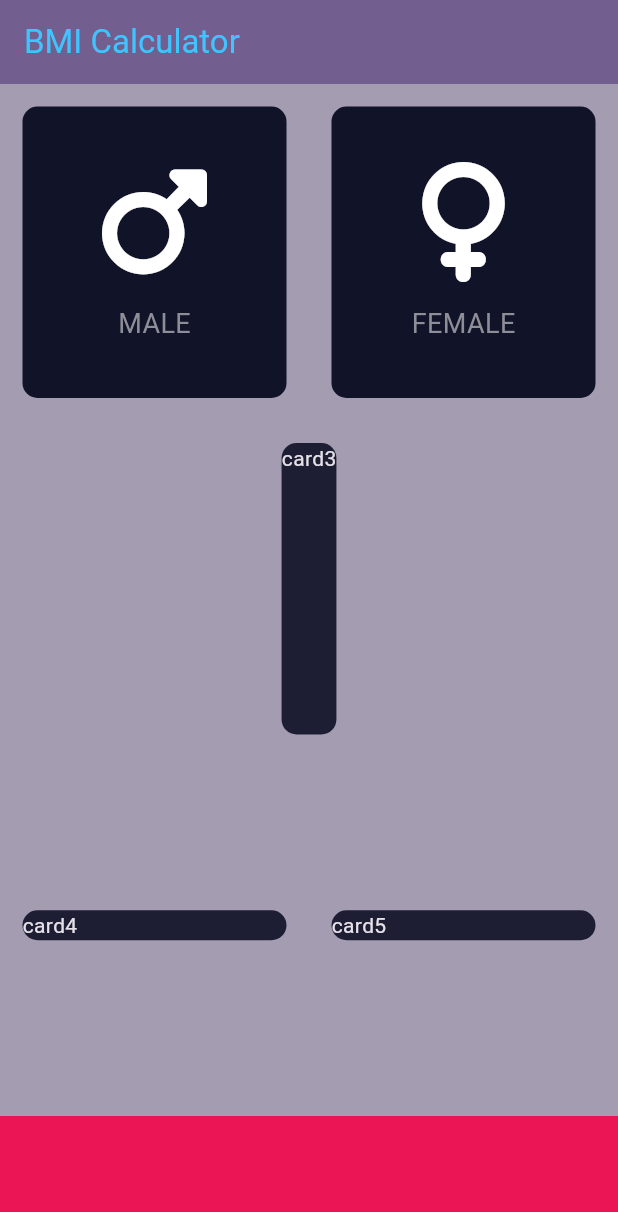
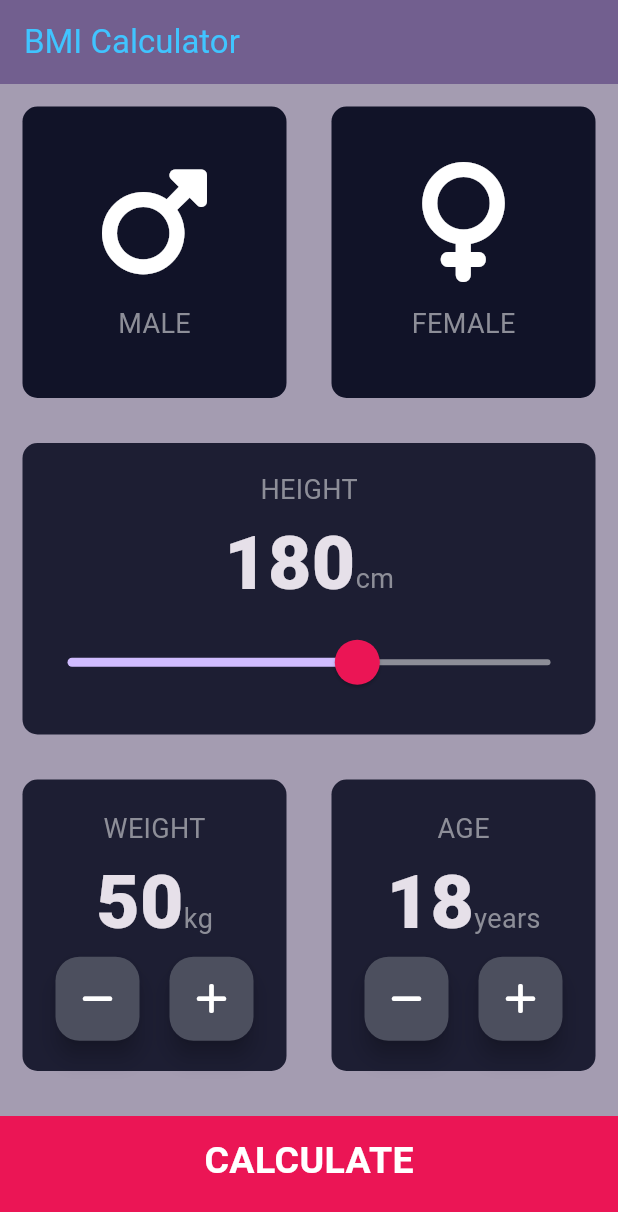
Before and after one commit to Barkotullah02/calculate_bmi_flutter_app, a Flutter app: the screen it shows after launch, on a phone screen of 412 x 824 dp. Shown: the top 1212 px of the screen. Run offline on Flutter 3.47's test engine with Material 3 defaults, Android fonts, the phone set to English and light mode, and no system bars; our stand-ins replace font_awesome_flutter.

Commit message:
added full repository

```diff
--- a/lib/common_container.dart
+++ /dev/null
@@ -1,24 +0,0 @@
-import 'package:flutter/material.dart';
-
-
-class CommonContainer extends StatelessWidget {
-  CommonContainer({required this.child, required this.color});
-  final Widget child;
-  final color;
-
-  @override
-  Widget build(BuildContext context) {
-    return
-      Expanded(
-        child: Container(
-          margin: const EdgeInsets.all(15.0),
-          decoration: BoxDecoration(
-            color: color,
-            borderRadius: BorderRadius.circular(10.0),
-          ),
-          child: this.child,
-        ),
-      )
-    ;
-  }
-}
--- a/lib/Reusable_icons.dart
+++ b/lib/components/Reusable_icons.dart
@@ -1,6 +1,8 @@
 import 'package:flutter/material.dart';
+import '../constants.dart';
+
 class ReusableIcons extends StatelessWidget {
-  ReusableIcons({required this.icon, required this.label});
+  const ReusableIcons({super.key, required this.icon, required this.label});
   final IconData icon;
   final String label;
   @override
@@ -12,19 +14,14 @@ class ReusableIcons extends StatelessWidget {
           icon,
           size: 80.0,
         ),
-        SizedBox(
+        const SizedBox(
           height: 15.0,
         ),
         Text(
           label,
-          style: TextStyle(
-            fontSize: 18,
-            color: Color(0xFF8D8E98),
-          ),
+          style: klabelTextStyle,
         ),
-
       ],
-    )
-    ;
+    );
   }
 }
--- /dev/null
+++ b/lib/components/common_container.dart
@@ -0,0 +1,21 @@
+import 'package:flutter/material.dart';
+
+class CommonContainer extends StatelessWidget {
+  CommonContainer({required this.child, required this.color});
+  final Widget child;
+  final color;
+
+  @override
+  Widget build(BuildContext context) {
+    return Expanded(
+      child: Container(
+        margin: const EdgeInsets.all(15.0),
+        decoration: BoxDecoration(
+          color: color,
+          borderRadius: BorderRadius.circular(10.0),
+        ),
+        child: this.child,
+      ),
+    );
+  }
+}
--- /dev/null
+++ b/lib/constants.dart
@@ -0,0 +1,30 @@
+import 'package:flutter/material.dart';
+
+const kbtmContainerHeight = 80.0;
+const kbtmBarColor = Color(0xFFEB1555);
+const kcardColor = Color(0xFF1D1E33);
+const kinactiveCardColor = Color(0xFF111328);
+const klabelTextStyle = TextStyle(
+  fontSize: 18,
+  color: Color(0xFF8D8E98),
+);
+
+const knumberStyle = TextStyle(
+  fontSize: 50.0,
+  fontWeight: FontWeight.w900,
+);
+const klargeBtntxtStyle = TextStyle(
+  fontSize: 25,
+  color: Colors.white,
+  fontWeight: FontWeight.bold,
+);
+const kresultTxtStyle = TextStyle(
+  color: Color(0xFF24D876),
+  fontWeight: FontWeight.bold,
+  fontSize: 22.0,
+);
+const kbmiTxtStyle = TextStyle(
+  fontSize: 100.0,
+  fontWeight: FontWeight.bold,
+  color: Colors.white70,
+);
--- a/lib/input_page.dart
+++ /dev/null
@@ -1,121 +0,0 @@
-import 'package:flutter/material.dart';
-import 'package:font_awesome_flutter/font_awesome_flutter.dart';
-import 'package:calculate_bmi/Reusable_icons.dart';
-import 'package:calculate_bmi/common_container.dart';
-
-
-const btmContainerHeight = 80.0;
-const btmBarColor = Color(0xFFEB1555);
-const cardColor = Color(0xFF1D1E33);
-const inactiveCardColor = Color(0xFF111328);
-
-enum Gender{
-  male,
-  female,
-}
-
-
-class InputPage extends StatefulWidget {
-  const InputPage({super.key});
-
-  @override
-  State<InputPage> createState() => _InputPageState();
-}
-
-class _InputPageState extends State<InputPage> {
-
-  Color maleCardColor = inactiveCardColor;
-  Color femaleCardColor = inactiveCardColor;
-  void updateColor(Gender selectedGender){
-    if(selectedGender == Gender.male){
-      maleCardColor = cardColor;
-      femaleCardColor = inactiveCardColor;
-    }
-    if(selectedGender == Gender.female){
-      femaleCardColor = cardColor;
-      maleCardColor = inactiveCardColor;
-    }
-  }
-  @override
-  Widget build(BuildContext context) {
-    return Scaffold(
-      appBar: AppBar(
-        backgroundColor: const Color.fromARGB(100, 38, 2, 92),
-        title: const Text(
-          "BMI Calculator",
-          style: TextStyle(
-            color: Colors.lightBlueAccent,
-          ),
-        ),
-      ),
-      body: Column(
-          children: [
-            Expanded(
-              child: Row(
-                  children: [
-                    Expanded(
-                      child: Expanded(
-                        child: GestureDetector(
-                          onTap: (){
-                            setState(() {
-                              updateColor(Gender.male);
-                            });
-                          },
-                          child: CommonContainer(
-                            color: maleCardColor,
-                            child: ReusableIcons(
-                                icon: FontAwesomeIcons.mars,
-                                label: "MALE",
-                            ),
-                          ),
-                        ),
-                      ),
-                    ),
-                    Expanded(
-                      child: GestureDetector(
-                        onTap: (){
-                          setState(() {
-                            updateColor(Gender.female);
-                          });
-                        },
-                        child: CommonContainer(
-                          color: femaleCardColor,
-                          child: ReusableIcons(
-                              icon: FontAwesomeIcons.venus,
-                              label: 'FEMALE',
-                          ),
-                        ),
-                      ),
-                    ),
-                  ]
-              ),
-            ),
-            CommonContainer(
-              color: cardColor,
-              child: Text("card3"),
-            ),
-            Expanded(
-              child: Row(
-                  children: [
-                    CommonContainer(
-                      color: cardColor,
-                      child: Text("card4"),
-                    ),
-                    CommonContainer(
-                      color: cardColor,
-                      child: Text("card5"),
-                    ),
-                  ]
-              ),
-            ),
-            Container(
-              color: btmBarColor,
-              margin: const EdgeInsets.only(top: 15),
-              width: double.infinity,
-              height: btmContainerHeight,
-            ),
-          ]
-      ),
-    );
-  }
-}
--- a/lib/main.dart
+++ b/lib/main.dart
@@ -1,18 +1,24 @@
 import 'package:flutter/material.dart';
-import 'package:calculate_bmi/input_page.dart';
+import 'package:calculate_bmi/screens/input_page.dart';
+import 'screens/result_page.dart';
 
 void main() {
-  runApp( BmiCalculator());
+  runApp(BmiCalculator());
 }
 
-class BmiCalculator  extends StatelessWidget{
+class BmiCalculator extends StatelessWidget {
+
   @override
   Widget build(BuildContext context) {
     return MaterialApp(
       theme: ThemeData.dark().copyWith(
-        scaffoldBackgroundColor: Color.fromARGB(100, 22, 2, 55),
+        scaffoldBackgroundColor: const Color.fromARGB(100, 22, 2, 55),
       ),
-      home: InputPage(),
+      initialRoute: '/',
+      routes: {
+        '/': (context) => const InputPage(),
+        '/result': (context) => ResultPage(),
+      },
       debugShowCheckedModeBanner: false,
     );
   }
--- /dev/null
+++ b/lib/screens/input_page.dart
@@ -0,0 +1,275 @@
+import 'package:flutter/material.dart';
+import 'package:font_awesome_flutter/font_awesome_flutter.dart';
+import 'package:calculate_bmi/components/Reusable_icons.dart';
+import 'package:calculate_bmi/components/common_container.dart';
+import 'package:calculate_bmi/constants.dart';
+
+enum Gender {
+  male,
+  female,
+  none,
+}
+
+class InputPage extends StatefulWidget {
+  const InputPage({super.key});
+
+  @override
+  State<InputPage> createState() => _InputPageState();
+}
+
+class _InputPageState extends State<InputPage> {
+  Gender selectedGender = Gender.none;
+  int height = 180;
+  int weight = 50;
+  int age = 18;
+
+  @override
+  Widget build(BuildContext context) {
+    return Scaffold(
+      appBar: AppBar(
+        backgroundColor: const Color.fromARGB(100, 38, 2, 92),
+        title: const Text(
+          "BMI Calculator",
+          style: TextStyle(
+            color: Colors.lightBlueAccent,
+          ),
+        ),
+      ),
+      body: Column(crossAxisAlignment: CrossAxisAlignment.stretch, children: [
+        Expanded(
+          child: Row(children: [
+            Expanded(
+              child: Expanded(
+                child: GestureDetector(
+                  onTap: () {
+                    setState(() {
+                      selectedGender = Gender.male;
+                    });
+                  },
+                  child: CommonContainer(
+                    color: selectedGender == Gender.male
+                        ? kcardColor
+                        : kinactiveCardColor,
+                    child: const ReusableIcons(
+                      icon: FontAwesomeIcons.mars,
+                      label: "MALE",
+                    ),
+                  ),
+                ),
+              ),
+            ),
+            Expanded(
+              child: GestureDetector(
+                onTap: () {
+                  setState(() {
+                    selectedGender = Gender.female;
+                  });
+                },
+                child: CommonContainer(
+                  color: selectedGender == Gender.female
+                      ? kcardColor
+                      : kinactiveCardColor,
+                  child: const ReusableIcons(
+                    icon: FontAwesomeIcons.venus,
+                    label: 'FEMALE',
+                  ),
+                ),
+              ),
+            ),
+          ]),
+        ),
+        CommonContainer(
+          color: kcardColor,
+          child: Column(
+            mainAxisAlignment: MainAxisAlignment.center,
+            children: [
+              const Text(
+                "HEIGHT",
+                style: klabelTextStyle,
+              ),
+              Row(
+                mainAxisAlignment: MainAxisAlignment.center,
+                crossAxisAlignment: CrossAxisAlignment.baseline,
+                textBaseline: TextBaseline.alphabetic,
+                children: [
+                  Text(
+                    height.toString(),
+                    style: knumberStyle,
+                  ),
+                  const Text(
+                    "cm",
+                    style: klabelTextStyle,
+                  ),
+                ],
+              ),
+              SliderTheme(
+                data: SliderTheme.of(context).copyWith(
+                  activeTickMarkColor: Colors.white,
+                  thumbColor: const Color(0xFFEB1555),
+                  overlayColor: const Color(0x29EB1555),
+                  thumbShape: const RoundSliderThumbShape(
+                    enabledThumbRadius: 15,
+                  ),
+                  overlayShape: const RoundSliderOverlayShape(
+                    overlayRadius: 30,
+                  ),
+                ),
+                child: Slider(
+                  inactiveColor: const Color(0xFF8D8E98),
+                  value: height.toDouble(),
+                  max: 220.0,
+                  min: 120.0,
+                  onChanged: (double newValue) {
+                    setState(() {
+                      height = newValue.round();
+                    });
+                  },
+                ),
+              ),
+            ],
+          ),
+        ),
+        Expanded(
+          child: Row(children: [
+            CommonContainer(
+              color: kcardColor,
+              child: Column(
+                mainAxisAlignment: MainAxisAlignment.center,
+                children: [
+                  const Text(
+                    "WEIGHT",
+                    style: klabelTextStyle,
+                  ),
+                  Row(
+                    mainAxisAlignment: MainAxisAlignment.center,
+                    crossAxisAlignment: CrossAxisAlignment.baseline,
+                    textBaseline: TextBaseline.alphabetic,
+                    children: [
+                      Text(
+                        weight.toString(),
+                        style: knumberStyle,
+                      ),
+                      const Text(
+                        "kg",
+                        style: klabelTextStyle,
+                      ),
+                    ],
+                  ),
+                  Row(
+                    mainAxisAlignment: MainAxisAlignment.center,
+                    children: [
+                      FloatingActionButton(
+                        backgroundColor: const Color(0xFF4C4F5E),
+                        onPressed: () {
+                          setState(() {
+                            weight--;
+                          });
+                        },
+                        child: const Icon(
+                          FontAwesomeIcons.minus,
+                          color: Colors.white,
+                        ),
+                      ),
+                      const SizedBox(
+                        width: 20.0,
+                      ),
+                      FloatingActionButton(
+                        backgroundColor: const Color(0xFF4C4F5E),
+                        onPressed: () {
+                          setState(() {
+                            weight++;
+                          });
+                        },
+                        child: const Icon(
+                          FontAwesomeIcons.plus,
+                          color: Colors.white,
+                        ),
+                      ),
+                    ],
+                  ),
+                ],
+              ),
+            ),
+            CommonContainer(
+              color: kcardColor,
+              child: Column(
+                mainAxisAlignment: MainAxisAlignment.center,
+                children: [
+                  const Text(
+                    "AGE",
+                    style: klabelTextStyle,
+                  ),
+                  Row(
+                    mainAxisAlignment: MainAxisAlignment.center,
+                    crossAxisAlignment: CrossAxisAlignment.baseline,
+                    textBaseline: TextBaseline.alphabetic,
+                    children: [
+                      Text(
+                        age.toString(),
+                        style: knumberStyle,
+                      ),
+                      const Text(
+                        "years",
+                        style: klabelTextStyle,
+                      ),
+                    ],
+                  ),
+                  Row(
+                    mainAxisAlignment: MainAxisAlignment.center,
+                    children: [
+                      FloatingActionButton(
+                        backgroundColor: const Color(0xFF4C4F5E),
+                        onPressed: () {
+                          setState(() {
+                            age--;
+                          });
+                        },
+                        child: const Icon(
+                          FontAwesomeIcons.minus,
+                          color: Colors.white,
+                        ),
+                      ),
+                      const SizedBox(
+                        width: 20.0,
+                      ),
+                      FloatingActionButton(
+                        backgroundColor: const Color(0xFF4C4F5E),
+                        onPressed: () {
+                          setState(() {
+                            age++;
+                          });
+                        },
+                        child: const Icon(
+                          FontAwesomeIcons.plus,
+                          color: Colors.white,
+                        ),
+                      ),
+                    ],
+                  ),
+                ],
+              ),
+            ),
+          ]),
+        ),
+        GestureDetector(
+          onTap: () {
+            Navigator.pushNamed(context, '/result');
+          },
+          child: Container(
+            padding: const EdgeInsets.only(bottom: 20.0),
+            color: kbtmBarColor,
+            margin: const EdgeInsets.only(top: 15),
+            width: double.infinity,
+            height: kbtmContainerHeight,
+            child: const Center(
+              child: Text(
+                "CALCULATE",
+                style: klargeBtntxtStyle,
+              ),
+            ),
+          ),
+        ),
+      ]),
+    );
+  }
+}
--- /dev/null
+++ b/lib/screens/result_page.dart
@@ -0,0 +1,82 @@
+import 'package:calculate_bmi/constants.dart';
+import 'package:flutter/material.dart';
+
+import '../components/common_container.dart';
+
+class ResultPage extends StatelessWidget {
+  @override
+  Widget build(BuildContext context) {
+    return Scaffold(
+      appBar: AppBar(
+        title: const Text("BMI CALCULATOR"),
+      ),
+      body: Column(
+        mainAxisAlignment: MainAxisAlignment.spaceEvenly,
+        children: [
+          Container(
+            padding: EdgeInsets.all(20),
+            alignment: Alignment.bottomLeft,
+            child: const Text(
+              "YOUR RESULT",
+              style: TextStyle(
+                fontSize: 20.0,
+                fontWeight: FontWeight.bold,
+              ),
+            ),
+          ),
+          Expanded(
+              flex: 5,
+              child: CommonContainer(
+                color: kcardColor,
+                child: const Column(
+                  mainAxisAlignment: MainAxisAlignment.spaceEvenly,
+                  crossAxisAlignment: CrossAxisAlignment.stretch,
+                  children: [
+                    Center(
+                      child: Text(
+                          "RESULT",
+                          style: kresultTxtStyle,
+                      ),
+                    ),
+                    Center(
+                      child: Text(
+                          "18.3",
+                        style: kbmiTxtStyle,
+                      ),
+                    ),
+                    Center(
+                      child: Text(
+                          "data data data data data data data data data data data data data data data data data data data data data ",
+                        textAlign: TextAlign.center,
+                        style: TextStyle(
+                          fontSize: 20,
+                        ),
+                      ),
+                    ),
+                  ],
+                ),
+              ),
+          ),
+          GestureDetector(
+            onTap: () {
+              Navigator.pop(context);
+            },
+            child: Container(
+              padding: const EdgeInsets.only(bottom: 20.0),
+              color: kbtmBarColor,
+              margin: const EdgeInsets.only(top: 15),
+              width: double.infinity,
+              height: kbtmContainerHeight,
+              child: const Center(
+                child: Text(
+                  "RE-CALCULATE",
+                  style: klargeBtntxtStyle,
+                ),
+              ),
+            ),
+          ),
+        ],
+      ),
+    );
+  }
+}
```
Also changed, not shown: lib/components/calculator.dart (added).
